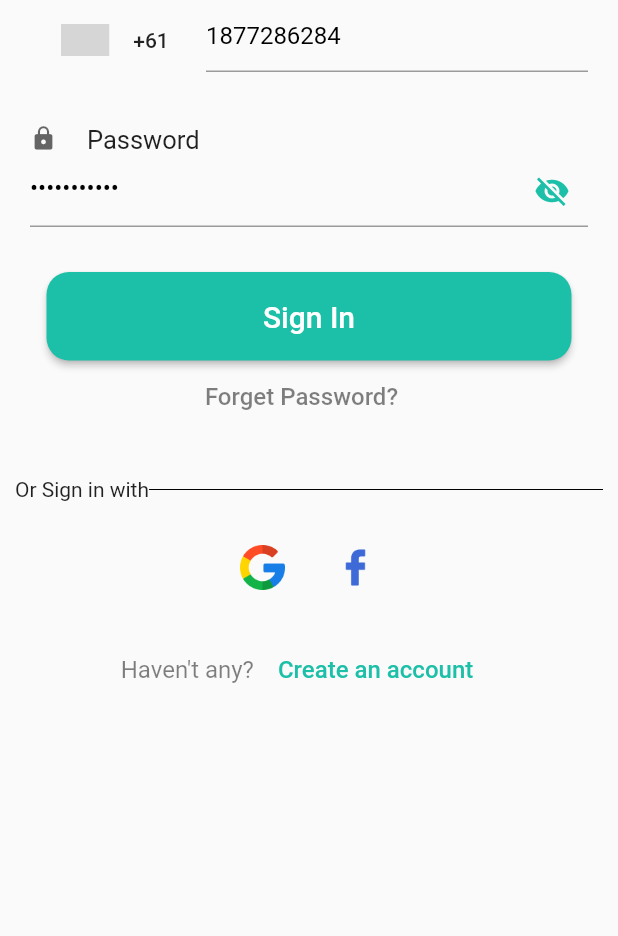
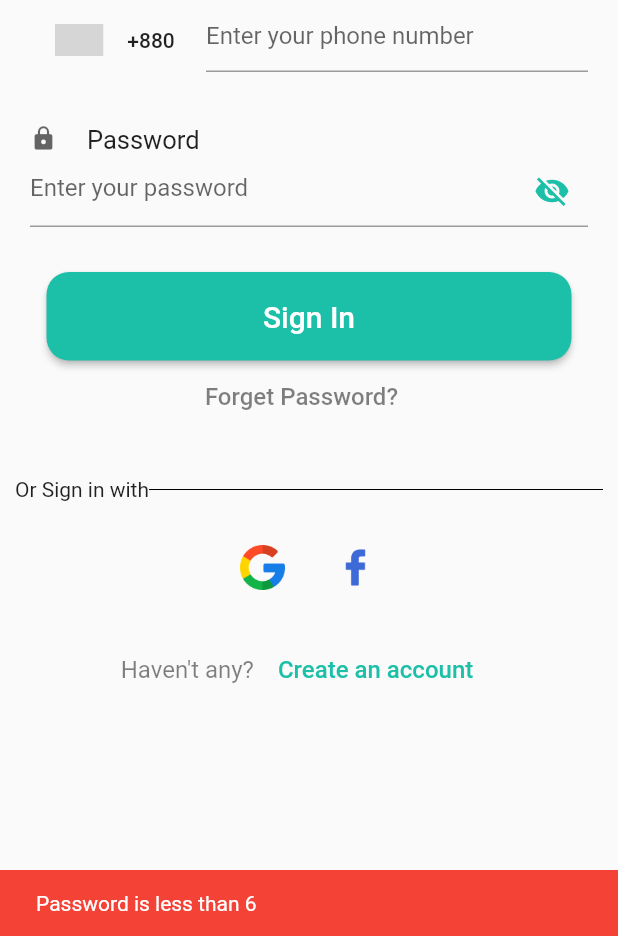
Before and after one commit to Mehedihasan177/doctor_Mediaid, a Flutter app: the SingInPage screen opened directly, after a tap on "Sign In", on a phone screen of 412 x 824 dp, the part 300-1236 px from its top. Run offline on Flutter 3.47's test engine with Material 2 defaults, Android fonts, the light colour scheme and no system bars; drawn by our look-alikes of country_code_picker; our stand-ins replace auto_size_text, bottom_navy_bar, cloud_firestore, dio, double_back_to_close_app, firebase_core and 11 more; missing offline and left inert: agora_rtc_engine, audioplayer, flutter_custom_tabs; accounts and stored records are empty; network calls fail; grey boxes are pictures that could not be loaded.

Commit message:
some changes

```diff
--- a/lib/constents/constant.dart
+++ b/lib/constents/constant.dart
@@ -15,3 +15,7 @@ String PHONE_NUMBER= '';
 String PASSWORD= '';
 late SignInResponse DOCTOR_INITIAL;
 String bmdc = 'AHPRA';
+
+
+String PHONEONLY = '';
+String COUNTRYCODE = '';
--- a/lib/controller/doctor/user_edit_img_ctrl.dart
+++ b/lib/controller/doctor/user_edit_img_ctrl.dart
@@ -62,7 +62,6 @@ class UserRegisterControllerExtraImg{
       print(response.statusMessage);
       // print("token: "+decoded['data']['token']);
 
-      SharedPref sharedPref = new SharedPref();
       //BasicFunctions.showAlertDialogTOView(context, "Success", "Image uploaded successfully");
       // currentState.push( MaterialPageRoute(builder: (context) =>PatientPrescriptionUploadPage(toShow:true)));
     }else{
--- a/lib/main.dart
+++ b/lib/main.dart
@@ -22,6 +22,7 @@ class _MyAppState extends State<MyApp> {
   Widget build(BuildContext context) {
     return MaterialApp(
       debugShowCheckedModeBanner: false,
+      title: 'Doctor Mediaid',
       home: Scaffold(
          body: SplashScreen(),
 
--- a/lib/view/screen/forget_password/forget_password.dart
+++ b/lib/view/screen/forget_password/forget_password.dart
@@ -118,7 +118,7 @@ class _ForgetPasswordState extends State<ForgetPassword> {
                         if (value.statusCode == 200) {
                           print("successfully done");
                           SnackbarDialogueHelper().showSnackbarDialog(context, value.body, Colors.green);
-                          return  Navigator.push(context,MaterialPageRoute(builder: (context) => SingInPage()),);
+                          Navigator.push(context,MaterialPageRoute(builder: (context) => SingInPage()),);
                         }else{
                           SnackbarDialogueHelper().showSnackbarDialog(context, "please enter valid mobile number", Colors.red);
 
--- a/lib/view/screen/reviewUI/reviewUI.dart
+++ b/lib/view/screen/reviewUI/reviewUI.dart
@@ -4,6 +4,7 @@ import 'dart:math';
 import 'package:care_plus_doctor/constents/constant.dart';
 import 'package:care_plus_doctor/constents/no_data_found.dart';
 import 'package:care_plus_doctor/constents/shimmer.dart';
+import 'package:care_plus_doctor/controller/doctor/doctor_signIn_controller.dart';
 import 'package:care_plus_doctor/controller/doctor/review_controller.dart';
 import 'package:care_plus_doctor/data/review_data/review_data.dart';
 import 'package:care_plus_doctor/data/review_data/review_patient_data.dart';
--- a/lib/view/screen/signInPage/sign_in_page.dart
+++ b/lib/view/screen/signInPage/sign_in_page.dart
@@ -21,7 +21,7 @@ import 'package:flutter_easyloading/flutter_easyloading.dart';
 import 'package:shared_preferences/shared_preferences.dart';
 
 class SingInPage extends StatefulWidget {
-  const SingInPage({Key? key}) : super(key: key);
+  const SingInPage({Key? key,}) : super(key: key);
 
   @override
   _SingInPageState createState() => _SingInPageState();
@@ -30,19 +30,40 @@ class SingInPage extends StatefulWidget {
 class _SingInPageState extends State<SingInPage> {
   // TextEditingController _textMobile = TextEditingController(text: "");
   // TextEditingController _textPassword = TextEditingController(text: "");
-  TextEditingController _textMobile = TextEditingController(text: "1877286284");
-  TextEditingController _textPassword = TextEditingController(text: "Qq@12345678");
+ late String mobile_number = '';
+  TextEditingController _textMobile = TextEditingController();
+  TextEditingController _textPassword = TextEditingController();
   bool _passwordVisible = false;
+ String countryCode = '+880';
+ late String finalMobile = '';
+ late String finalCountry = '+880';
 
-  // final databaseRef = FirebaseDatabase.instance.reference();
-  // final Future<FirebaseApp> _future = Firebase.initializeApp();
-  //
-  // void addData(String data) {
-  //   databaseRef.push().set({'name': data, 'comment': 'A good season'});
-  // }
-  // final fb = FirebaseDatabase.instance;
-  // final name = "Name";
-  String countryCode = '+880';
+ Future getValidationData() async {
+   final SharedPreferences sharedPreferences =
+   await SharedPreferences.getInstance();
+   String? obtainedMobile = sharedPreferences.getString("mobile");
+   String? obtainedCountry = sharedPreferences.getString("country");
+
+   setState(() {
+     finalMobile = obtainedMobile!;
+     _textMobile = TextEditingController(text: finalMobile);
+     finalCountry = obtainedCountry!;
+
+   });
+   print(finalMobile);
+   print(finalCountry);
+ }
+
+  @override
+  void initState() {
+
+    getValidationData();
+
+    // TODO: implement initState
+    super.initState();
+  }
+
+  //String countryCode = '+880';
   @override
   Widget build(BuildContext context) {
     // final ref = fb.reference();
@@ -69,6 +90,7 @@ class _SingInPageState extends State<SingInPage> {
               Expanded(
                 flex:1,
                 child: CountryCodePicker(
+
                   onChanged: (code){
                     setState(() {
                       countryCode = code.dialCode!;
@@ -76,7 +98,7 @@ class _SingInPageState extends State<SingInPage> {
                   },
                   showFlag: true,
                   // Initial selection and favorite can be one of code ('IT') OR dial_code('+39')
-                  initialSelection: 'AU',
+                  initialSelection: finalCountry,
                   favorite: ['+880', 'BD'],
                   showCountryOnly: false,
                   // optional. Shows only country name and flag when popup is closed.
@@ -172,6 +194,9 @@ class _SingInPageState extends State<SingInPage> {
                   style: TextStyle(color: Colors.white, fontSize: 20),
                 ),
                 onPressed: () async {
+
+
+
                   // addData(_textMobile.text);
                   //EasyLoading.show(status: 'loading...');
                   // SharedPreferences sharedPreferences =
@@ -183,6 +208,10 @@ class _SingInPageState extends State<SingInPage> {
                     SnackbarDialogueHelper().showSnackbarDialog(context, "Password is less than 6", Colors.red);
                   }
                   else {
+
+                    PHONEONLY = _textMobile.text;
+                    COUNTRYCODE = countryCode;
+
                     DoctorSignInModel myInfo = new DoctorSignInModel(
                         mobile: countryCode + _textMobile.text , password: _textPassword.text);
                     //EasyLoading.show(status: 'loading...');
--- a/lib/view/screen/sing_up_page/sign_up_page.dart
+++ b/lib/view/screen/sing_up_page/sign_up_page.dart
@@ -399,7 +399,9 @@ class _SingUpPageState extends State<SingUpPage> {
                           );
                      //EasyLoading.show(status: 'loading...');
                       if(_textEmail == null){
-                        SnackbarDialogueHelper().showSnackbarDialog(context, "Please enter email id", Colors.red);
+                        SnackbarDialogueHelper().showSnackbarDialog(context, "Please enter email", Colors.red);
+                      }else if(!(RegExp(r'^.+@[a-zA-Z]+\.{1}[a-zA-Z]+(\.{0,1}[a-zA-Z]+)$').hasMatch(_textEmail.text))){
+                        SnackbarDialogueHelper().showSnackbarDialog(context, "Please enter a valid email", Colors.red);
                       }else if(_name == null){
                         SnackbarDialogueHelper().showSnackbarDialog(context, "Please enter name", Colors.red);
                       }else if(_AHPRANo == null){
@@ -416,6 +418,9 @@ class _SingUpPageState extends State<SingUpPage> {
                           print(value.body);
                           //EasyLoading.dismiss();
                           if(value.statusCode==200){
+
+                            PHONEONLY = _phoneNumber.text;
+                            COUNTRYCODE = countryCode;
 
                             bmdc = _AHPRANo.text;
 
@@ -441,8 +446,7 @@ class _SingUpPageState extends State<SingUpPage> {
                                 USERTOKEN = loginobject.data.token;
                                 print(loginobject.data.token);
                                 sharedPreferences.setString("token", loginobject.data.token);
-                                sharedPreferences.setString("mobile", countryCode+_phoneNumber.text);
-                                sharedPreferences.setString("password", _password.text);
+
                                 return Navigator.push(context,MaterialPageRoute(builder: (context) => SetupProfile()),);
                               } else {
                                 // return LoginController.requestThenResponsePrint(jsonData);
```
Also changed, not shown: lib/basic_functions.dart (deleted, +0 -93 lines), lib/controller/doctor/doctor_signIn_controller.dart (+8 -0 lines), lib/shared_pref.dart (deleted, +0 -38 lines), lib/test.dart (deleted, +0 -216 lines), lib/view/screen/navbar_pages/bottomnevigation.dart (+7 -1 lines), lib/view/screen/setUp_Profile/image_upload_page.dart (+6 -5 lines), lib/view/screen/splash_screen/splash_Screen.dart (+29 -4 lines), lib/junk/testing_star.dart (renamed from lib/testing_star.dart), lib/signin_Widget.dart (deleted), 1 other file.
